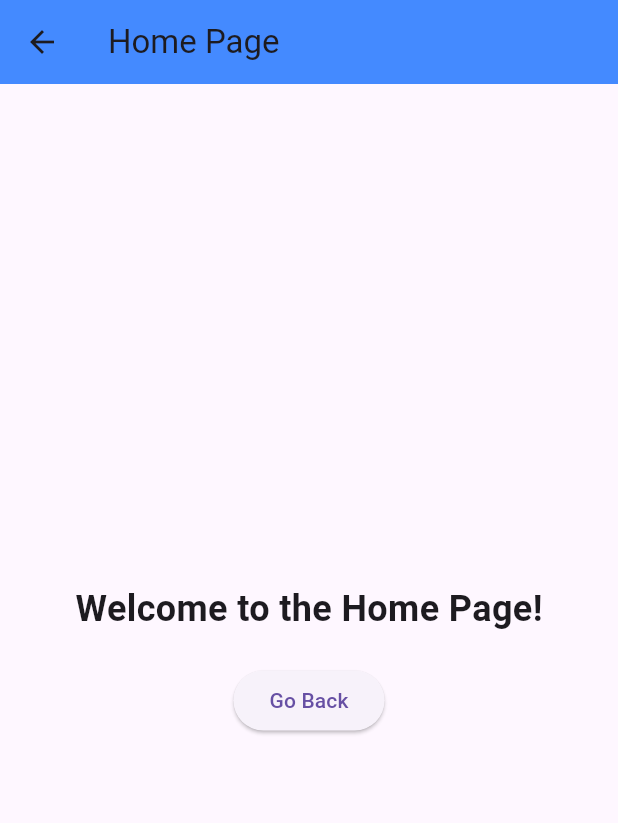
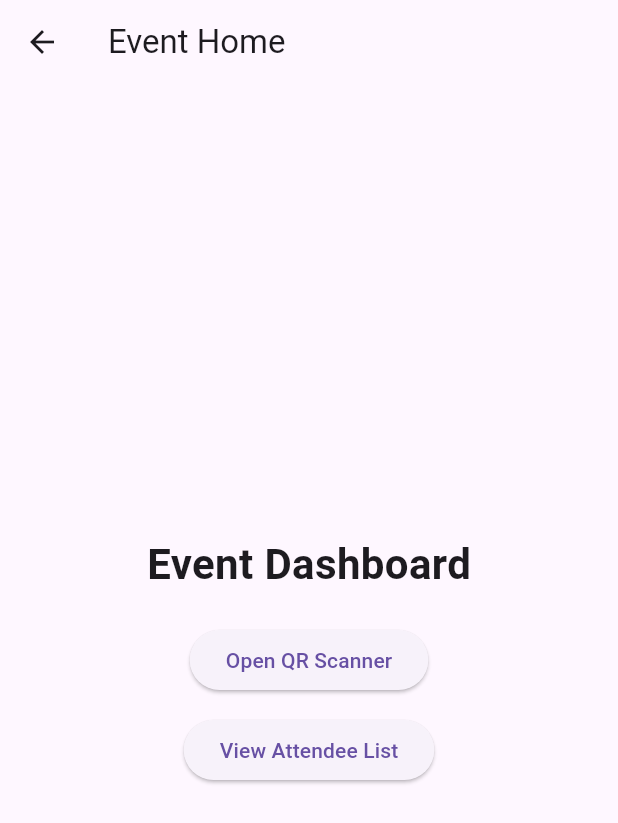
Before and after one commit to TjNightOwl/eventapp, a Flutter app: the screen it shows after launch, after a tap on "Get Started", on a phone screen of 412 x 824 dp. Shown: the top 823 px of the screen. Run offline on Flutter 3.47's test engine with Material 3 defaults, Android fonts, the phone set to English and light mode, and no system bars; our stand-ins replace sqflite; missing offline and left inert: qr_code_scanner; accounts and stored records are empty.

Commit message:
added pages

```diff
--- a/lib/homepage.dart
+++ b/lib/homepage.dart
@@ -1,4 +1,6 @@
 import 'package:flutter/material.dart';
+import 'scanner_page.dart';
+import 'attendee_list.dart';
 
 class HomePage extends StatelessWidget {
   const HomePage({Key? key}) : super(key: key);
@@ -6,27 +8,32 @@ class HomePage extends StatelessWidget {
   @override
   Widget build(BuildContext context) {
     return Scaffold(
-      appBar: AppBar(
-        title: const Text('Home Page'),
-        backgroundColor: Colors.blueAccent,
-      ),
+      appBar: AppBar(title: const Text('Event Home')),
       body: Center(
+        child: Padding(
+          padding: const EdgeInsets.all(24.0),
           child: Column(
             mainAxisAlignment: MainAxisAlignment.center,
             children: [
-            const Text(
-              'Welcome to the Home Page!',
-              style: TextStyle(fontSize: 24, fontWeight: FontWeight.bold),
-            ),
+              const Text('Event Dashboard', style: TextStyle(fontSize: 28, fontWeight: FontWeight.bold)),
               const SizedBox(height: 20),
               ElevatedButton(
-              onPressed: () {
-                // 👇 Go back to previous page
-                Navigator.pop(context);
-              },
-              child: const Text('Go Back'),
+                onPressed: () => Navigator.push(
+                  context,
+                  MaterialPageRoute(builder: (_) => const ScannerPage()),
+                ),
+                child: const Text('Open QR Scanner'),
+              ),
+              const SizedBox(height: 12),
+              ElevatedButton(
+                onPressed: () => Navigator.push(
+                  context,
+                  MaterialPageRoute(builder: (_) => const AttendeeListPage()),
+                ),
+                child: const Text('View Attendee List'),
               ),
             ],
+          ),
         ),
       ),
     );
--- /dev/null
+++ b/lib/models/attendee.dart
@@ -0,0 +1,45 @@
+class Attendee {
+  final String id; // unique id encoded in QR
+  final String? name;
+  final bool checkedIn;
+  final String? checkedInAt; // ISO timestamp
+
+  Attendee({
+    required this.id,
+    this.name,
+    this.checkedIn = false,
+    this.checkedInAt,
+  });
+
+  Attendee copyWith({
+    String? id,
+    String? name,
+    bool? checkedIn,
+    String? checkedInAt,
+  }) {
+    return Attendee(
+      id: id ?? this.id,
+      name: name ?? this.name,
+      checkedIn: checkedIn ?? this.checkedIn,
+      checkedInAt: checkedInAt ?? this.checkedInAt,
+    );
+  }
+
+  Map<String, dynamic> toMap() {
+    return {
+      'id': id,
+      'name': name,
+      'checkedIn': checkedIn ? 1 : 0,
+      'checkedInAt': checkedInAt,
+    };
+  }
+
+  factory Attendee.fromMap(Map<String, dynamic> map) {
+    return Attendee(
+      id: map['id'] as String,
+      name: map['name'] as String?,
+      checkedIn: (map['checkedIn'] as int?) == 1,
+      checkedInAt: map['checkedInAt'] as String?,
+    );
+  }
+}
--- a/pubspec.yaml
+++ b/pubspec.yaml
@@ -29,6 +29,12 @@ environment:
 dependencies:
   flutter:
     sdk: flutter
+
+  qr_code_scanner: ^0.7.0
+  sqflite: ^2.2.8+4
+  path_provider: ^2.0.14
+  qr_flutter: ^4.0.0
+
 
 
   # The following adds the Cupertino Icons font to your application.
```
Also changed, not shown: lib/attendee_list.dart (added, +62 -0 lines), lib/db/db_helper.dart (added, +59 -0 lines), lib/scanner_page.dart (added, +124 -0 lines), pubspec.lock, 1 other file. Lines whose indentation alone changed are shown as unchanged.
